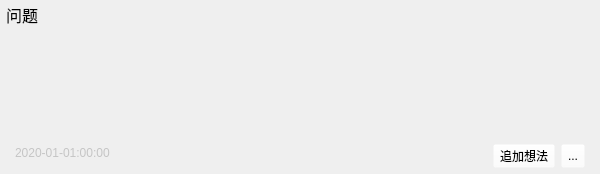
Before: the Qt Designer form src/widgets/recordwidget.ui in fengersoft/myreflection, drawn with Qt 5.
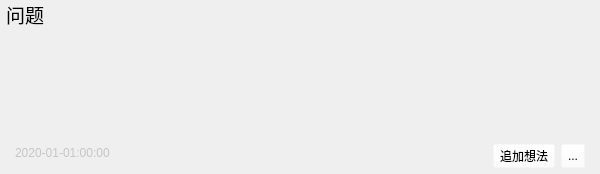
After: the same form once the commit is applied. Icons and pictures are not drawn.

```diff
--- a/src/widgets/recordwidget.ui
+++ b/src/widgets/recordwidget.ui
@@ -46,9 +46,19 @@
      </property>
      <property name="font">
       <font>
-       <pointsize>12</pointsize>
+       <family>微软雅黑</family>
+       <pointsize>14</pointsize>
       </font>
      </property>
+     <property name="styleSheet">
+      <string notr="true">QLabel{
+}
+QLabel::hover
+{
+  
+	color: rgb(0, 0, 127);
+}</string>
+     </property>
      <property name="text">
       <string>问题</string>
      </property>
```
Left out of the diff: 6 changed lines with no effect on the pictures.
